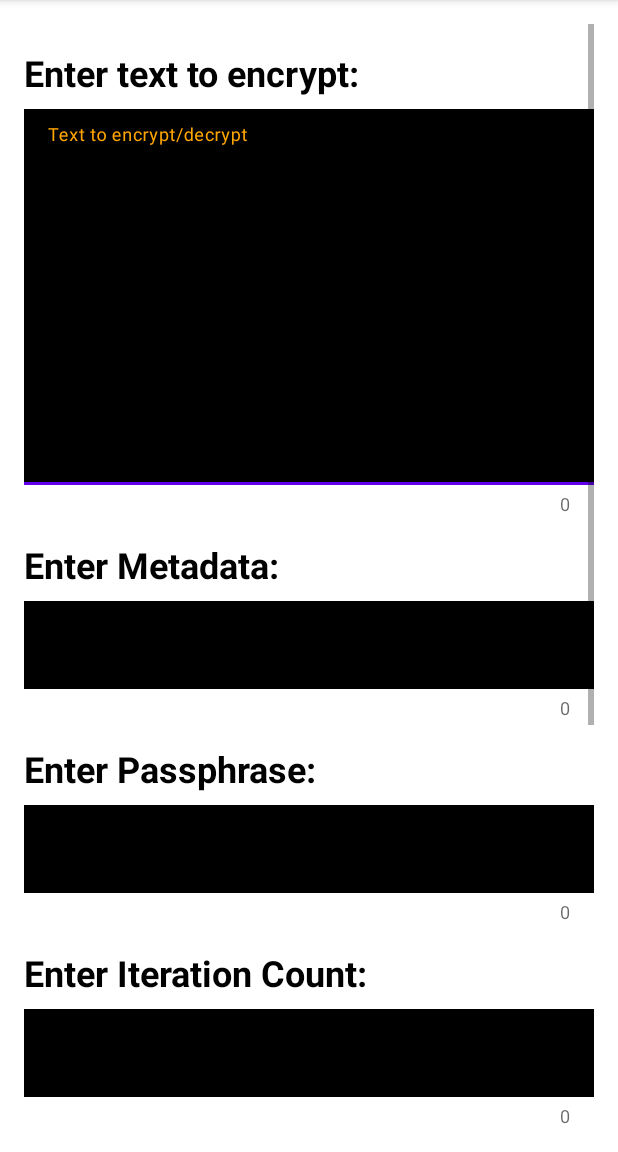
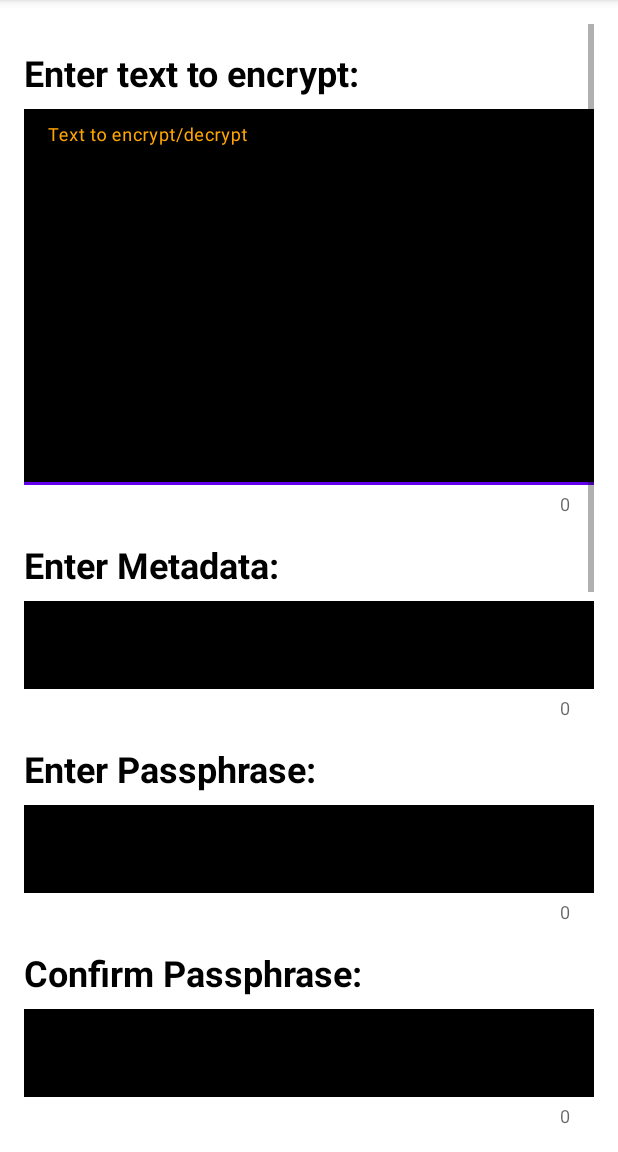
Before and after one commit to brightsgithub/encryption-app, an Android app: the EncryptActivity screen opened directly, with no data from a screen before it, on a phone screen of 412 x 824 dp, the part 84-1236 px from its top. Run offline under Robolectric (Android 15) with nearby library versions, the phone set to English and light mode, and no system bars; libraries missing offline, so code that uses them is left out: com.journeyapps.barcodescanner.

Commit message:
redundency added

```diff
--- a/app/src/main/java/com/owusu/userdemo/EncryptActivity.kt
+++ b/app/src/main/java/com/owusu/userdemo/EncryptActivity.kt
@@ -44,6 +44,14 @@ class EncryptActivity : AppCompatActivity() {
     private lateinit var timeTakenView: TextView
     private lateinit var displayQRCodeSwitch: Button
     private lateinit var mainContainer: View
+
+    private lateinit var passphraseEdit: TextInputEditText
+    private lateinit var passphraseEditConfirm: TextInputEditText
+    private lateinit var iterationCountEdit: TextInputEditText
+    private lateinit var iterationCountEditConfirm: TextInputEditText
+    private lateinit var textEdit: EditText
+    private lateinit var metadataEdit: EditText
+
     private var wakeLock: PowerManager.WakeLock? = null
     override fun onCreate(savedInstanceState: Bundle?) {
         super.onCreate(savedInstanceState)
@@ -57,10 +65,12 @@ class EncryptActivity : AppCompatActivity() {
         val lockOpenImg = findViewById<ImageView>(R.id.lock_open)
         val lockedImg = findViewById<ImageView>(R.id.locked)
         val lockIconContainer = findViewById<View>(R.id.lockIconContainer)
-        val textEdit = findViewById<EditText>(R.id.text_edit)
-        val metadataEdit = findViewById<TextInputEditText>(R.id.metadata_edit)
-        val passphraseEdit = findViewById<TextInputEditText>(R.id.passphrase_edit)
-        val iterationCountEdit = findViewById<TextInputEditText>(R.id.iteration_count_edit)
+        textEdit = findViewById(R.id.text_edit)
+        metadataEdit = findViewById<TextInputEditText>(R.id.metadata_edit)
+        passphraseEdit = findViewById(R.id.passphrase_edit)
+        passphraseEditConfirm = findViewById(R.id.passphrase_edit_confirm)
+        iterationCountEdit = findViewById(R.id.iteration_count_edit)
+        iterationCountEditConfirm = findViewById(R.id.iteration_count_edit_confirm)
         val encryptButton = findViewById<Button>(R.id.encrypt_button)
         val decryptButton = findViewById<Button>(R.id.decrypt_button)
         val clearButton = findViewById<Button>(R.id.clear_button)
@@ -77,15 +87,19 @@ class EncryptActivity : AppCompatActivity() {
             textEdit.isEnabled = isEditable
             metadataEdit.isEnabled = isEditable
             passphraseEdit.isEnabled = isEditable
+            passphraseEditConfirm.isEnabled = isEditable
             iterationCountEdit.isEnabled = isEditable
+            iterationCountEditConfirm.isEnabled = isEditable
             encryptButton.isEnabled = isEditable
             decryptButton.isEnabled = isEditable
             clearButton.isEnabled = isEditable
             if(!isEditable) {
+                hideSensitiveInfo()
                 Toast.makeText(this, "Locked", Toast.LENGTH_SHORT).show()
                 lockOpenImg.visibility = View.GONE
                 lockedImg.visibility = View.VISIBLE
             } else {
+                showSensitiveInfo()
                 Toast.makeText(this, "Unlocked", Toast.LENGTH_SHORT).show()
                 lockOpenImg.visibility = View.VISIBLE
                 lockedImg.visibility = View.GONE
@@ -96,8 +110,15 @@ class EncryptActivity : AppCompatActivity() {
             val textToEncrypt = textEdit.text.toString()
             val metadata = metadataEdit.text.toString()
             val passphrase = passphraseEdit.text.toString()
+            val passphraseConfirm = passphraseEditConfirm.text.toString()
             val iterationCount = iterationCountEdit.text.toString()
+            val iterationCountConfirm = iterationCountEditConfirm.text.toString()
 
+            val doesPassPhraseMatch = doFieldsMatch(passphrase, passphraseConfirm, "Passphrase")
+            val doesIterationCountMatch = doFieldsMatch(iterationCount, iterationCountConfirm, "iteration count")
+            val areAllFieldsValid = doesPassPhraseMatch && doesIterationCountMatch
+
+            if (areAllFieldsValid) {
                 if (textToEncrypt.isNotEmpty() && passphrase.isNotEmpty() && iterationCount.isNotEmpty()) {
                     showDialog()
                     GlobalScope.launch {
@@ -119,12 +140,20 @@ class EncryptActivity : AppCompatActivity() {
                     }
                 }
             }
+        }
 
         decryptButton.setOnClickListener {
             val textToDecrypt = textEdit.text.toString()
             val passphrase = passphraseEdit.text.toString()
+            val passphraseConfirm = passphraseEditConfirm.text.toString()
             val iterationCount = iterationCountEdit.text.toString()
+            val iterationCountConfirm = iterationCountEditConfirm.text.toString()
 
+            val doesPassPhraseMatch = doFieldsMatch(passphrase, passphraseConfirm, "Passphrase")
+            val doesIterationCountMatch = doFieldsMatch(iterationCount, iterationCountConfirm, "iteration count")
+            val areAllFieldsValid = doesPassPhraseMatch && doesIterationCountMatch
+
+            if (areAllFieldsValid) {
                 if (textToDecrypt.isNotEmpty() && passphrase.isNotEmpty() && iterationCount.isNotEmpty()) {
                     showDialog()
 
@@ -153,6 +182,7 @@ class EncryptActivity : AppCompatActivity() {
                     }
                 }
             }
+        }
 
         clearButton.setOnClickListener {
             aes = AESEncryption3()
@@ -170,6 +200,38 @@ class EncryptActivity : AppCompatActivity() {
 
         displayQRCodeSwitch.setOnClickListener {
             showQRCodePopup(_data, _metadata)
+        }
+    }
+
+    private fun hideSensitiveInfo() {
+        metadataEdit.visibility = View.INVISIBLE
+        textEdit.visibility = View.INVISIBLE
+        passphraseEdit.visibility = View.INVISIBLE
+        passphraseEditConfirm.visibility = View.INVISIBLE
+        iterationCountEdit.visibility = View.INVISIBLE
+        iterationCountEditConfirm.visibility = View.INVISIBLE
+    }
+
+    private fun showSensitiveInfo() {
+        metadataEdit.visibility = View.VISIBLE
+        textEdit.visibility = View.VISIBLE
+        passphraseEdit.visibility = View.VISIBLE
+        passphraseEditConfirm.visibility = View.VISIBLE
+        iterationCountEdit.visibility = View.VISIBLE
+        iterationCountEditConfirm.visibility = View.VISIBLE
+    }
+
+    private fun doFieldsMatch(text1: String?, text2: String, fieldName: String): Boolean {
+        if(text1 == null || text2 == null) {
+            Toast.makeText(this, fieldName+ " Cannot be null", Toast.LENGTH_SHORT).show()
+            return false
+        }
+
+        return if(text1 == text2) {
+            true
+        } else {
+            Toast.makeText(this, fieldName+ " must match! ", Toast.LENGTH_SHORT).show()
+            false
         }
     }
 
--- a/app/src/main/res/layout/activity_encrypt.xml
+++ b/app/src/main/res/layout/activity_encrypt.xml
@@ -115,6 +115,36 @@
             </com.google.android.material.textfield.TextInputLayout>
 
             <TextView
+                android:id="@+id/passphrase_prompt_confirm"
+                android:layout_width="wrap_content"
+                android:layout_height="wrap_content"
+                android:layout_marginTop="16dp"
+                android:layout_marginBottom="8dp"
+                android:text="Confirm Passphrase:"
+                android:textColor="@color/black"
+                android:textSize="24sp"
+                android:textStyle="bold" />
+
+            <com.google.android.material.textfield.TextInputLayout
+                android:id="@+id/passphrase_input_layout_confirm"
+                android:layout_width="match_parent"
+                android:layout_height="wrap_content"
+                android:hint="Confirm Passphrase"
+                app:boxStrokeColor="@color/purple_500"
+                app:counterEnabled="true"
+                app:hintTextColor="@color/orange">
+
+                <com.google.android.material.textfield.TextInputEditText
+                    android:id="@+id/passphrase_edit_confirm"
+                    android:layout_width="match_parent"
+                    android:layout_height="wrap_content"
+                    android:background="@color/black"
+                    android:inputType="textNoSuggestions"
+                    android:textColor="@color/white"
+                    android:textSize="18sp" />
+            </com.google.android.material.textfield.TextInputLayout>
+
+            <TextView
                 android:id="@+id/iteration_count_prompt"
                 android:layout_width="wrap_content"
                 android:layout_height="wrap_content"
@@ -136,6 +166,36 @@
 
                 <com.google.android.material.textfield.TextInputEditText
                     android:id="@+id/iteration_count_edit"
+                    android:layout_width="match_parent"
+                    android:layout_height="wrap_content"
+                    android:background="@color/black"
+                    android:inputType="number"
+                    android:textColor="@color/white"
+                    android:textSize="18sp" />
+            </com.google.android.material.textfield.TextInputLayout>
+
+            <TextView
+                android:id="@+id/iteration_count_prompt_confirm"
+                android:layout_width="wrap_content"
+                android:layout_height="wrap_content"
+                android:layout_marginTop="16dp"
+                android:layout_marginBottom="8dp"
+                android:text="Confirm Iteration Count:"
+                android:textColor="@color/black"
+                android:textSize="24sp"
+                android:textStyle="bold" />
+
+            <com.google.android.material.textfield.TextInputLayout
+                android:id="@+id/iteration_count_layout_confirm"
+                android:layout_width="match_parent"
+                android:layout_height="wrap_content"
+                android:hint="Confirm Iteration"
+                app:boxStrokeColor="@color/purple_500"
+                app:counterEnabled="true"
+                app:hintTextColor="@color/orange">
+
+                <com.google.android.material.textfield.TextInputEditText
+                    android:id="@+id/iteration_count_edit_confirm"
                     android:layout_width="match_parent"
                     android:layout_height="wrap_content"
                     android:background="@color/black"
```
Lines whose indentation alone changed are shown as unchanged.
